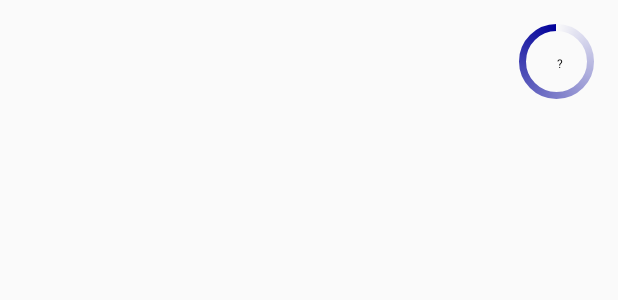
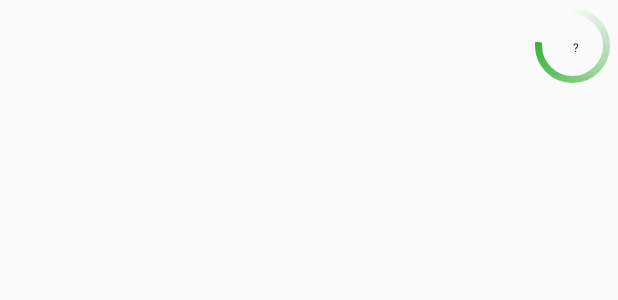
Before and after one commit to pietrocipriani/Messedaglia, an Android app: the layout subject_item.xml on its own in the app's theme, with its tools: preview values and no code run, on a phone screen of 412 x 824 dp. Shown: the top 300 px of the screen. Run offline under Robolectric (Android 15) with nearby library versions, the phone set to English and light mode, and no system bars.

Commit message:
Added chart, added timetable section, added marks animation

```diff
--- /dev/null
+++ b/app/src/main/java/it/gov/messedaglia/messedaglia/views/Chart.java
@@ -0,0 +1,43 @@
+package it.gov.messedaglia.messedaglia.views;
+
+import android.content.Context;
+import android.graphics.Canvas;
+import android.graphics.Paint;
+import android.support.annotation.Nullable;
+import android.util.AttributeSet;
+import android.view.View;
+
+public class Chart extends View {
+
+    private final Paint paint;
+
+
+    public Chart(Context context) {
+        this(context, null, 0);
+    }
+
+    public Chart(Context context, @Nullable AttributeSet attrs) {
+        this(context, attrs, 0);
+    }
+
+    public Chart(Context context, @Nullable AttributeSet attrs, int defStyleAttr) {
+        super(context, attrs, defStyleAttr);
+
+        this.paint = new Paint();
+    }
+
+    @Override
+    protected void onMeasure(int widthMeasureSpec, int heightMeasureSpec) {
+        int width = resolveSize(500, widthMeasureSpec);
+        int height = resolveSize(width*9/16, heightMeasureSpec);
+        setMeasuredDimension(width, height);
+    }
+
+    @Override
+    protected void onDraw(Canvas canvas) {
+        paint.setColor(0xFF99FF99);
+        canvas.drawRect(0, 0, getWidth(), getHeight()*4/10f, paint);
+        paint.setColor(0xFFFF9999);
+        canvas.drawRect(0, getHeight()*4/10f, getWidth(), getHeight(), paint);
+    }
+}
--- a/app/src/main/java/it/gov/messedaglia/messedaglia/views/MarkView.java
+++ b/app/src/main/java/it/gov/messedaglia/messedaglia/views/MarkView.java
@@ -1,13 +1,22 @@
 package it.gov.messedaglia.messedaglia.views;
 
+import android.animation.ObjectAnimator;
+import android.animation.ValueAnimator;
 import android.content.Context;
 import android.graphics.Canvas;
 import android.graphics.Matrix;
 import android.graphics.Paint;
 import android.graphics.SweepGradient;
+import android.os.Handler;
+import android.os.Looper;
+import android.renderscript.Sampler;
 import android.support.annotation.Nullable;
 import android.util.AttributeSet;
 import android.view.View;
+import android.view.animation.AccelerateInterpolator;
+import android.view.animation.Animation;
+import android.view.animation.Interpolator;
+import android.view.animation.Transformation;
 
 import it.gov.messedaglia.messedaglia.Utils;
 import it.gov.messedaglia.messedaglia.registerapi.RegisterApi;
@@ -18,6 +27,8 @@ public class MarkView extends View {
     private final static int INVALID_COLORS[] = new int[]{0x00000099, 0xFF000099};
 
     private RegisterApi.MarksData.Mark mark;
+
+    private float progress = 0;
 
     private final Paint paint = new Paint();
     private SweepGradient gradient = new SweepGradient(0, 0, INVALID_COLORS, new float[]{0, 1});
@@ -39,6 +50,16 @@ public class MarkView extends View {
         super(context, attrs, defStyleAttr);
 
         gradient.setLocalMatrix(MATRIX);
+
+        ValueAnimator animator = ValueAnimator.ofFloat(0f, 1f);
+        animator.setDuration(2000);
+        animator.setInterpolator(new AccelerateInterpolator());
+        animator.addUpdateListener((anim) -> {
+            gradient = new SweepGradient(0, 0, SUFFICIENT_COLORS, new float[]{0, (mark != null ? (float) (360*mark.decimalValue/10) : 360)*anim.getAnimatedFraction()});
+            gradient.setLocalMatrix(MATRIX);
+            invalidate(anim.getAnimatedFraction());
+        });
+        animator.start();
 
         paint.setAntiAlias(true);
         paint.setColor(0xFF000000);
@@ -62,6 +83,8 @@ public class MarkView extends View {
         setMeasuredDimension(width, height);
     }
 
+
+
     @Override
     protected void onDraw(Canvas canvas) {
         int L = Math.min(getWidth()-getPaddingRight()-getPaddingLeft(), getHeight()-getPaddingTop()-getPaddingBottom());
@@ -78,7 +101,7 @@ public class MarkView extends View {
         canvas.translate(getWidth()/2f, getHeight()/2f);
         //canvas.clipPath(clip);
 
-        canvas.drawArc(-L/2f+paint.getStrokeWidth()/2f, -L/2f+paint.getStrokeWidth()/2f, L/2f-paint.getStrokeWidth()/2f, L/2f-paint.getStrokeWidth()/2f, -90, mark != null ? (float) (360*mark.decimalValue/10) : 360, false, paint);
+        canvas.drawArc(-L/2f+paint.getStrokeWidth()/2f, -L/2f+paint.getStrokeWidth()/2f, L/2f-paint.getStrokeWidth()/2f, L/2f-paint.getStrokeWidth()/2f, -90, (mark != null ? (float) (360*mark.decimalValue/10) : 360)*progress, false, paint);
 
         paint.setShader(null);
         paint.setStyle(Paint.Style.FILL);
@@ -88,4 +111,9 @@ public class MarkView extends View {
         canvas.drawText(mark != null ? mark.displayValue : "?", 0, paint.getTextSize()/2, paint);
         //canvas.drawCircle(0, 0, L/2f, paint);
     }
+
+    public void invalidate (float progress) {
+        this.progress = progress;
+        invalidate();
+    }
 }
--- a/app/src/main/res/layout/subject_item.xml
+++ b/app/src/main/res/layout/subject_item.xml
@@ -3,46 +3,43 @@
 <RelativeLayout
     xmlns:android="http://schemas.android.com/apk/res/android"
     xmlns:tools="http://schemas.android.com/tools"
-    xmlns:app="http://schemas.android.com/apk/res-auto"
-    android:layout_marginBottom="4dp"
-    android:padding="8dp"
-    app:cardUseCompatPadding="true"
-    app:cardElevation="5dp"
-    app:cardCornerRadius="8dp"
     android:layout_width="match_parent"
-    android:layout_height="match_parent">
+    android:layout_height="wrap_content">
+
+    <RelativeLayout
+        android:id="@+id/header"
+        android:layout_width="match_parent"
+        android:layout_height="wrap_content"
+        android:layout_alignParentTop="true">
 
         <it.gov.messedaglia.messedaglia.views.MarkView
             android:id="@+id/markView"
             android:layout_width="50dp"
             android:layout_height="50dp"
-        android:layout_margin="8dp"
+            android:layout_margin="5dp"
             android:layout_alignParentTop="true"
             android:layout_alignParentEnd="true"/>
 
         <TextView
             android:id="@+id/textView"
             android:layout_width="wrap_content"
-        android:layout_height="match_parent"
+            android:layout_height="wrap_content"
             tools:text="@tools:sample/full_names"
             android:textAlignment="center"
+            android:layout_centerHorizontal="true"
+            android:layout_centerVertical="true"
             android:textSize="20sp"
             android:textColor="@android:color/black"
-        android:layout_alignParentStart="true"
-        android:layout_toStartOf="@id/markView"
-        android:layout_marginStart="8dp"
-        android:layout_marginBottom="8dp"/>
-
-    <!--TextView
-        android:id="@+id/textView2"
-        android:layout_width="285dp"
-        android:layout_height="20dp"
-        tools:text="@tools:sample/lorem[4:10]"
-        app:layout_constraintBottom_toBottomOf="@+id/markView"
-        app:layout_constraintStart_toEndOf="@+id/markView"
-        android:layout_marginStart="8dp"
-        app:layout_constraintEnd_toEndOf="parent"
-        android:layout_marginEnd="8dp"
-        app:layout_constraintHorizontal_bias="0.050" /-->
+            tools:ignore="RelativeOverlap" />
 
     </RelativeLayout>
+
+    <it.gov.messedaglia.messedaglia.views.Chart
+        android:id="@+id/chart"
+        android:layout_width="match_parent"
+        android:layout_height="wrap_content"
+        android:layout_below="@id/header"
+        android:layout_margin="5dp"
+        android:visibility="gone"/>
+
+</RelativeLayout>
```
Also changed, not shown: app/src/main/java/it/gov/messedaglia/messedaglia/fragments/Register.java (+4 -11 lines), app/src/main/java/it/gov/messedaglia/messedaglia/fragments/TimeTable.java (added, +51 -0 lines), app/src/main/java/it/gov/messedaglia/messedaglia/fragments/register/MarksFragment.java (+12 -6 lines), app/src/main/java/it/gov/messedaglia/messedaglia/registerapi/RegisterApi.java (+19 -5 lines), app/src/main/res/layout/fragment_time_table.xml (added, +14 -0 lines). Lines whose indentation alone changed are shown as unchanged.
